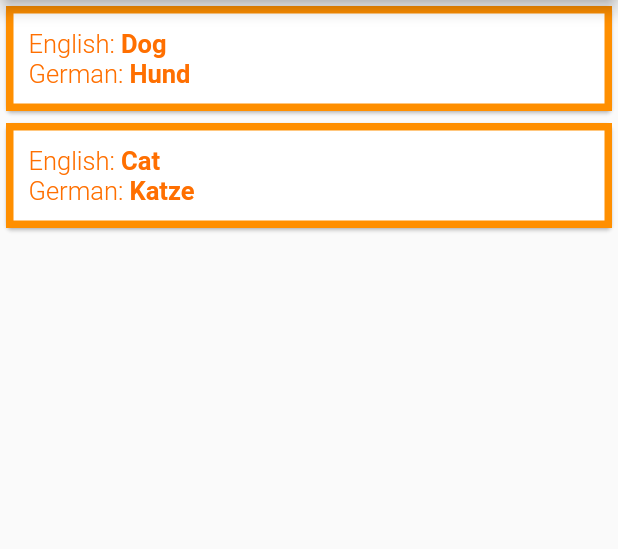
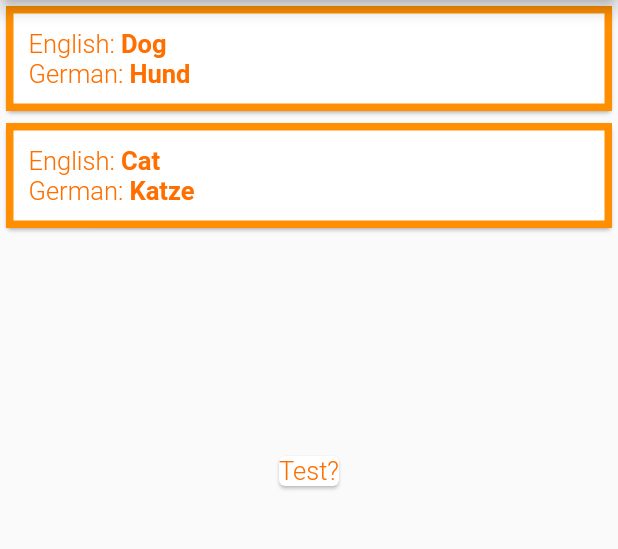
Before and after one commit to mheydasch/VocTrainer, a Flutter app: the screen it shows after launch, on a phone screen of 412 x 824 dp, the part 84-633 px from its top. Run offline on Flutter 3.47's test engine with Material 2 defaults, Android fonts, the phone set to English and light mode, and no system bars.

Commit message:
question_prompt

```diff
--- a/lib/main.dart
+++ b/lib/main.dart
@@ -2,6 +2,7 @@ import 'package:flutter/material.dart';
 
 import './widgets/word_submit.dart';
 import './languages/classes.dart';
+import './widgets/question_prompt.dart';
 
 void main() {
   runApp(MyApp());
@@ -119,6 +120,7 @@ class MyHomePage extends StatelessWidget {
               ),
             ),
           ),
+          QuestionPrompt('Test?'),
         ]),
       ),
     );
--- /dev/null
+++ b/lib/widgets/question_prompt.dart
@@ -0,0 +1,21 @@
+import 'package:flutter/material.dart';
+
+class QuestionPrompt extends StatelessWidget {
+  final String questionText;
+
+  QuestionPrompt(this.questionText);
+
+  @override
+  Widget build(BuildContext context) {
+    return Card(
+      child: Text(
+        questionText,
+        style: TextStyle(
+          fontWeight: FontWeight.w300,
+          fontSize: 17,
+          color: Colors.amber.shade900,
+        ),
+      ),
+    );
+  }
+}
```
Also changed, not shown: pubspec.lock.
